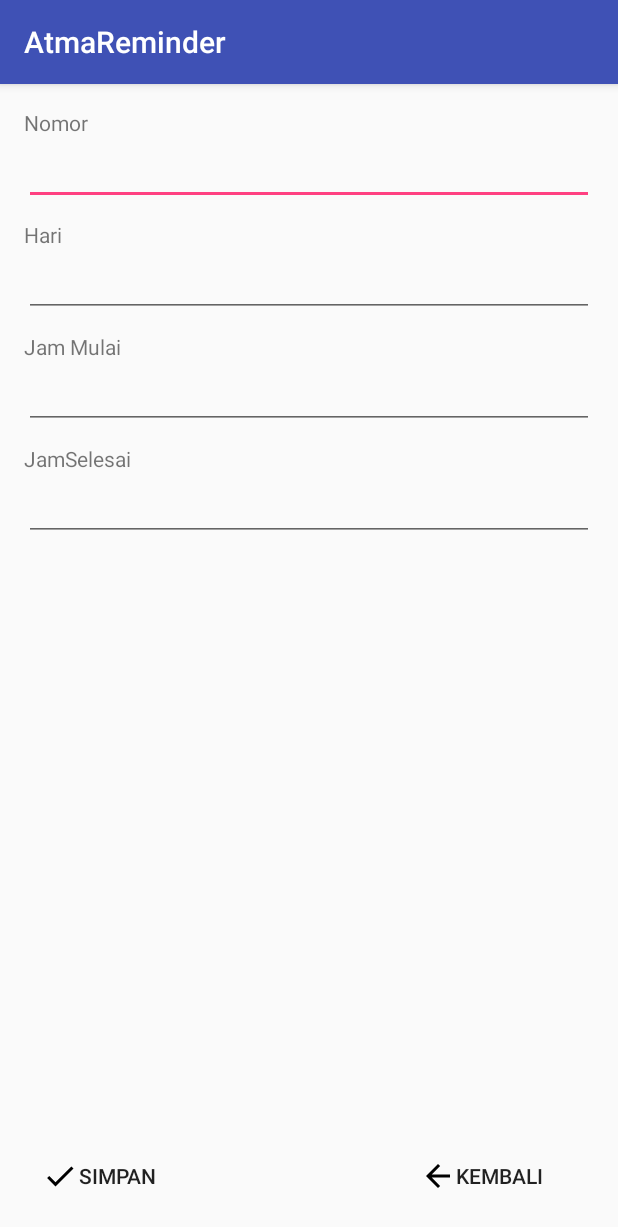
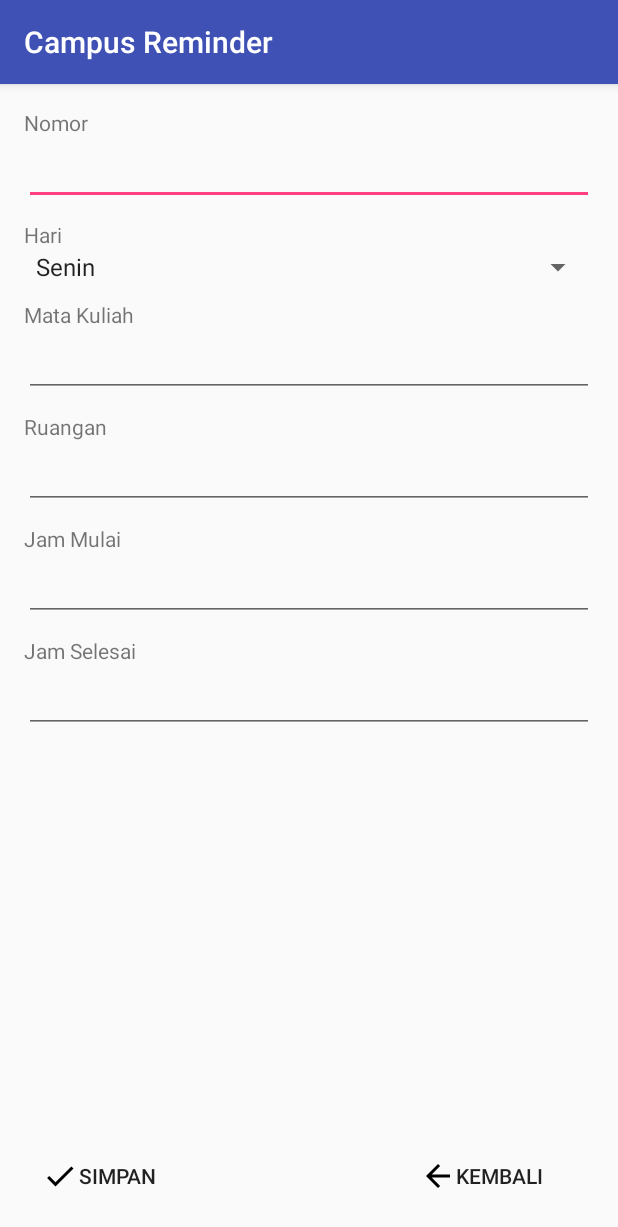
Before and after one commit to ikusmanuwu/AtmaReminder-v1.1, an Android app: the BuatJadwal screen opened directly, with no data from a screen before it, on a phone screen of 412 x 824 dp. Shown: the top 1227 px of the screen. Run offline under Robolectric (Android 15) with nearby library versions, the light colour scheme and no system bars.

Commit message:
Tambah atribut semua

```diff
--- a/app/src/main/java/gd7_7718/com/atmareminder/BuatJadwal.java
+++ b/app/src/main/java/gd7_7718/com/atmareminder/BuatJadwal.java
@@ -5,26 +5,40 @@
 import android.os.Bundle;
 import android.support.v7.app.AppCompatActivity;
 import android.view.View;
+import android.widget.ArrayAdapter;
 import android.widget.Button;
 import android.widget.EditText;
+import android.widget.Spinner;
 import android.widget.Toast;
 
+import org.xmlpull.v1.XmlPullParser;
+
+import java.util.ArrayList;
+
 public class BuatJadwal extends AppCompatActivity {
+    private ArrayList<String> dataHari = new ArrayList<>();
+    private Spinner spinnerHari, text2;
     protected Cursor cursor;
+    private String hari = "";
     DataHelper dbHelper;
     Button ton1, ton2;
-    EditText text1, text2, text3, text4, text5;
+    EditText text1, text3, text4, text5,text6;
 
     @Override
     protected void onCreate(Bundle savedInstanceState) {
         super.onCreate(savedInstanceState);
         setContentView(R.layout.activity_buat_jadwal);
+        spinnerHari = (Spinner)findViewById(R.id.editText2);
+        readXML();
+        setForm();
 
         dbHelper = new DataHelper(this);
         text1 = (EditText) findViewById(R.id.editText1);
-        text2 = (EditText) findViewById(R.id.editText2);
+        text2 = (Spinner) findViewById(R.id.editText2);
         text3 = (EditText) findViewById(R.id.editText3);
         text4 = (EditText) findViewById(R.id.editText4);
+        text5 = (EditText) findViewById(R.id.editText6);
+        text6 = (EditText) findViewById(R.id.editText12);
         ton1 = (Button) findViewById(R.id.button1);
         ton2 = (Button) findViewById(R.id.button2);
 
@@ -33,11 +47,13 @@
             public void onClick(View arg0) {
                 // TODO Auto-generated method stub
                 SQLiteDatabase db = dbHelper.getWritableDatabase();
-                db.execSQL("insert into jadwal(no, hari, jammulai, jamselesai) values('" +
+                db.execSQL("insert into jadwal(no, hari, makul, ruangan, jammulai, jamselesai) values('" +
                         text1.getText().toString() + "','" +
-                        text2.getText().toString() + "','" +
+                        text2.getSelectedItem().toString() + "','" +
                         text3.getText().toString() + "','" +
-                        text4.getText().toString() + "')");
+                        text4.getText().toString() + "','" +
+                        text5.getText().toString() + "','" +
+                        text6.getText().toString() + "')");
                 Toast.makeText(getApplicationContext(), "Berhasil", Toast.LENGTH_LONG).show();
                 JadwalActivity.ma.RefreshList();
                 finish();
@@ -53,4 +69,28 @@
         });
     }
 
+    private void readXML() {
+        try {
+            XmlPullParser xpp = getResources().getXml(R.xml.list_hari);
+            while(xpp.getEventType() != XmlPullParser.END_DOCUMENT) {
+                if(xpp.getEventType() == XmlPullParser.START_TAG) {
+                    if(xpp.getName().equals("name")) {
+                        dataHari.add(xpp.getAttributeValue(0));
+                    }
+                }
+                xpp.next();
+            }
+        }
+        catch (Exception e) {
+            e.printStackTrace();
+            Toast.makeText(getApplicationContext(), "Gagal membaca xml...", Toast.LENGTH_SHORT).show();
+        }
+    }
+
+    private void setForm() {
+        spinnerHari = (Spinner)findViewById(R.id.editText2);
+        ArrayAdapter<String> adapter = new ArrayAdapter<String>(this, android.R.layout.simple_spinner_item, dataHari);
+        adapter.setDropDownViewResource(android.R.layout.simple_spinner_dropdown_item);
+        spinnerHari.setAdapter(adapter);
+    }
 }
--- a/app/src/main/java/gd7_7718/com/atmareminder/DataHelper.java
+++ b/app/src/main/java/gd7_7718/com/atmareminder/DataHelper.java
@@ -20,11 +20,11 @@
     @Override
     public void onCreate(SQLiteDatabase db) {
         // TODO Auto-generated method stub
-//        db.execSQL("create table "+tblJadwal+"("+jID+" INTEGER primary key,"+jHari+" text,"+jJamMulai+" text,"+jJamSelesai+" text);");
-        String sql = "create table jadwal(no integer primary key, hari text null, jammulai text null, jamselesai text null);";
+//        db.execSQL("create table "+tblJadwal+"("+jID+" INTEGER primary key,"+jHari+" text,"+jMakul+" text,"+jRuangan+" text,"+jJamMulai+" text,"+jJamSelesai+" text);");
+        String sql = "create table jadwal(no integer primary key, hari text null, makul text null, ruangan text null, jammulai text null, jamselesai text null);";
         Log.d("Data", "onCreate: " + sql);
         db.execSQL(sql);
-        sql = "INSERT INTO jadwal (no, hari, jammulai, jamselesai) VALUES ('1', 'Selasa', '15.30', '18.00');";
+       // sql = "INSERT INTO jadwal (no, hari, jammulai, jamselesai) VALUES ('1', 'Selasa', '15.30', '18.00');";
         db.execSQL(sql);
     }
     @Override
--- a/app/src/main/java/gd7_7718/com/atmareminder/MainActivity.java
+++ b/app/src/main/java/gd7_7718/com/atmareminder/MainActivity.java
@@ -31,7 +31,7 @@
         else{
             if(username.equalsIgnoreCase("admin") && password.equalsIgnoreCase("admin"))
             {
-                Intent intent = new Intent(v.getContext(), /*HomeActivity.class*/MapsActivity.class);
+                Intent intent = new Intent(v.getContext(), /*HomeActivity.class*/HomeActivity.class);
                 startActivity(intent);
                 Toast.makeText(getApplicationContext(),"login berhasil", Toast.LENGTH_LONG).show();
 
--- a/app/src/main/res/layout/activity_buat_jadwal.xml
+++ b/app/src/main/res/layout/activity_buat_jadwal.xml
@@ -37,21 +37,19 @@
         android:layout_marginTop="10dp"
         android:text="Hari" />
 
-    <EditText
+    <Spinner
         android:id="@+id/editText2"
         android:layout_width="match_parent"
         android:layout_height="wrap_content"
-        android:layout_alignLeft="@+id/textView2"
         android:layout_below="@+id/textView2"
-        android:inputType="text"
-        android:maxLength="20"/>
+        android:layout_alignParentStart="true" />
 
     <TextView
         android:id="@+id/textView3"
         android:layout_width="wrap_content"
         android:layout_height="wrap_content"
         android:layout_alignLeft="@+id/editText2"
-        android:layout_below="@+id/editText2"
+        android:layout_below="@+id/editText12"
         android:layout_marginTop="10dp"
         android:text="Jam Mulai" />
 
@@ -70,7 +68,7 @@
         android:layout_alignLeft="@+id/editText3"
         android:layout_below="@+id/editText3"
         android:layout_marginTop="10dp"
-        android:text="JamSelesai" />
+        android:text="Jam Selesai" />
 
     <EditText
         android:id="@+id/editText4"
@@ -81,7 +79,38 @@
         android:inputType="time"
         />
 
+    <TextView
+        android:id="@+id/textView5"
+        android:layout_width="wrap_content"
+        android:layout_height="wrap_content"
+        android:layout_alignLeft="@+id/editText3"
+        android:layout_below="@+id/editText2"
+        android:layout_marginTop="10dp"
+        android:text="Mata Kuliah" />
 
+    <EditText
+        android:id="@+id/editText6"
+        android:layout_width="match_parent"
+        android:layout_height="wrap_content"
+        android:layout_alignLeft="@+id/textView4"
+        android:layout_below="@+id/textView5"
+        android:inputType="text"/>
+    <TextView
+        android:id="@+id/textView11"
+        android:layout_width="wrap_content"
+        android:layout_height="wrap_content"
+        android:layout_alignLeft="@+id/editText3"
+        android:layout_below="@+id/editText6"
+        android:layout_marginTop="10dp"
+        android:text="Ruangan" />
+
+    <EditText
+        android:id="@+id/editText12"
+        android:layout_width="match_parent"
+        android:layout_height="wrap_content"
+        android:inputType="text"
+        android:layout_below="@+id/textView11"
+        android:layout_alignParentStart="true" />
 
 
     <Button
--- a/app/src/main/res/layout/activity_main.xml
+++ b/app/src/main/res/layout/activity_main.xml
@@ -15,7 +15,7 @@
     <ImageView
         android:layout_width="wrap_content"
         android:layout_height="wrap_content"
-        app:srcCompat="@drawable/atmaremindxcver"
+        app:srcCompat="@drawable/campusreminder"
         android:id="@+id/imageView"
         android:layout_alignParentTop="true"
         android:layout_centerHorizontal="true" />
@@ -39,6 +39,7 @@
         android:layout_height="wrap_content"
         android:id="@+id/txtPassword"
         android:hint="Password"
+        android:layout_below="@+id/txtUsername"
         android:inputType="textPassword"
         android:textSize="20dp"
         android:layout_marginLeft="10dp"
--- a/app/src/main/res/layout/activity_splash.xml
+++ b/app/src/main/res/layout/activity_splash.xml
@@ -8,7 +8,6 @@
     <ImageView
         android:layout_width="wrap_content"
         android:layout_height="match_parent"
-        app:srcCompat="@drawable/atmaremindxcver"
         android:id="@+id/imageView3"
         android:layout_alignParentTop="true"
         android:layout_centerHorizontal="true"
--- a/app/src/main/res/layout/splash.xml
+++ b/app/src/main/res/layout/splash.xml
@@ -7,7 +7,7 @@
         android:layout_width="wrap_content"
         android:layout_height="250dp"
         android:id="@+id/imageView"
-        android:src="@drawable/atmaremindxcver"
+        android:src="@drawable/campusreminder"
         android:layout_alignParentTop="true"
         android:layout_centerHorizontal="true"
         android:layout_marginTop="59dp" />
--- a/app/src/main/res/values/strings.xml
+++ b/app/src/main/res/values/strings.xml
@@ -1,4 +1,4 @@
 <resources>
-    <string name="app_name">AtmaReminder</string>
+    <string name="app_name">Campus Reminder</string>
     <string name="title_activity_maps">Map</string>
 </resources>
--- /dev/null
+++ b/app/src/main/res/xml/list_hari.xml
@@ -0,0 +1,8 @@
+<?xml version="1.0" encoding="utf-8"?>
+<hari>
+    <name value = "Senin"/>
+    <name value = "Selasa"/>
+    <name value = "Rabu"/>
+    <name value = "Kamis"/>
+    <name value = "Jumat"/>
+</hari>
```
Also changed, not shown: app/src/main/java/gd7_7718/com/atmareminder/LihatJadwal.java (+6 -1 lines), app/src/main/java/gd7_7718/com/atmareminder/UpdateJadwal.java (+11 -5 lines), app/src/main/res/layout/activity_home.xml (+19 -21 lines), app/src/main/res/drawable/atmaremindxcver.png (deleted), app/src/main/res/drawable/campusreminder.png (added), 46 other files.
